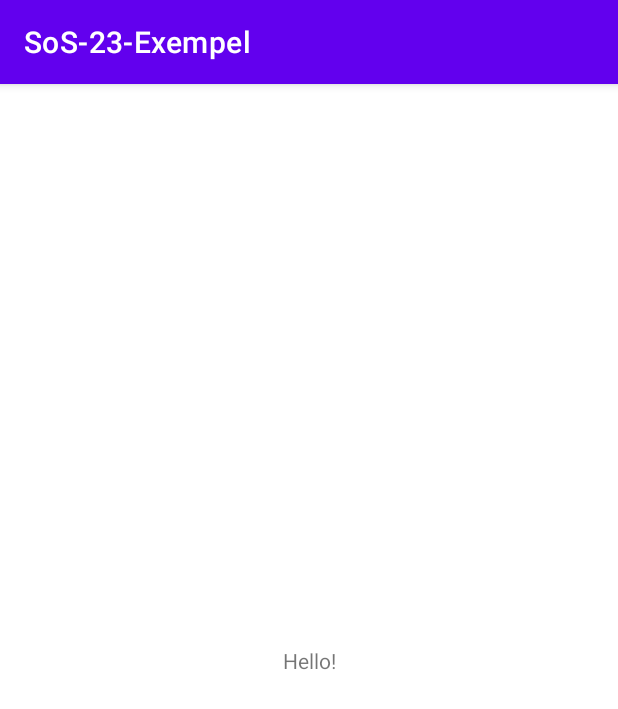
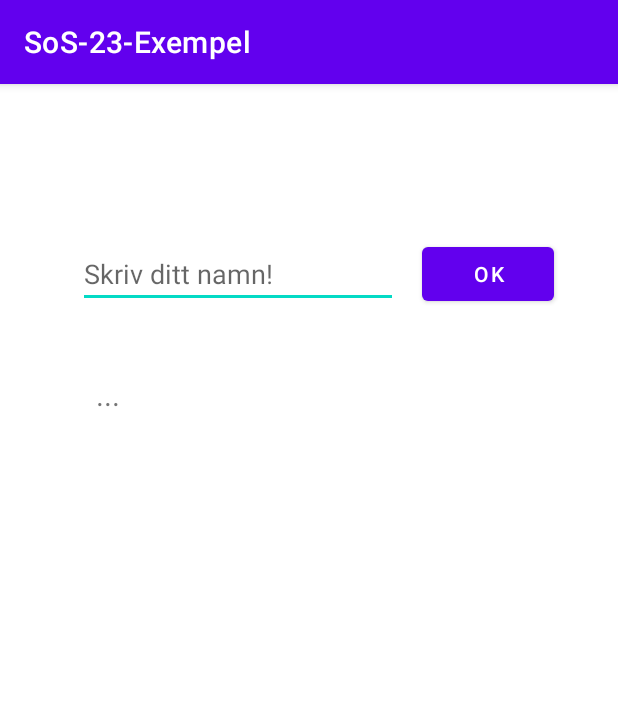
Before and after one commit to fw-23/sos23-exempel, an Android app: the screen it shows after launch (MainActivity), on a phone screen of 412 x 824 dp. Shown: the top 709 px of the screen. Run offline under Robolectric (Android 15) with nearby library versions, the phone set to English and light mode, and no system bars.

Commit message:
lektion 2 mellancommit

```diff
--- a/app/src/main/java/fi/arcada/sos_23_exempel/MainActivity.java
+++ b/app/src/main/java/fi/arcada/sos_23_exempel/MainActivity.java
@@ -3,12 +3,36 @@ package fi.arcada.sos_23_exempel;
 import androidx.appcompat.app.AppCompatActivity;
 
 import android.os.Bundle;
+import android.view.View;
+import android.widget.EditText;
+import android.widget.TextView;
 
 public class MainActivity extends AppCompatActivity {
+
+    // deklarera variabler
+    TextView outputText;
+    EditText inputText;
 
     @Override
     protected void onCreate(Bundle savedInstanceState) {
         super.onCreate(savedInstanceState);
         setContentView(R.layout.activity_main);
+
+        // Vi skapar en koppling mellan vår Java-kod och vår XML-layout
+        outputText = findViewById(R.id.outputText);
+        inputText = findViewById(R.id.editTextName);
+
+        outputText.setText("...");
+
+    }
+
+    public void buttonHandler(View view) {
+        //System.out.println("Du tryckte på knappen!");
+
+        // Vi avläser vår EditText och omvandlar till String
+        String namn = inputText.getText().toString();
+
+        outputText.setText("Hej " + namn + "!");
+
     }
 }
--- a/app/src/main/res/layout/activity_main.xml
+++ b/app/src/main/res/layout/activity_main.xml
@@ -7,12 +7,37 @@
     tools:context=".MainActivity">
 
     <TextView
+        android:id="@+id/outputText"
         android:layout_width="wrap_content"
         android:layout_height="wrap_content"
-        android:text="Hello!"
-        app:layout_constraintBottom_toBottomOf="parent"
-        app:layout_constraintEnd_toEndOf="parent"
+        android:layout_marginStart="12dp"
+        android:layout_marginTop="44dp"
+        android:text="---"
+        android:textSize="20sp"
+        app:layout_constraintStart_toStartOf="@+id/editTextName"
+        app:layout_constraintTop_toBottomOf="@+id/editTextName" />
+
+    <EditText
+        android:id="@+id/editTextName"
+        android:layout_width="wrap_content"
+        android:layout_height="wrap_content"
+        android:layout_marginStart="52dp"
+        android:layout_marginTop="104dp"
+        android:ems="10"
+        android:hint="Skriv ditt namn!"
+        android:inputType="textPersonName"
         app:layout_constraintStart_toStartOf="parent"
         app:layout_constraintTop_toTopOf="parent" />
 
+    <Button
+        android:id="@+id/button"
+        android:layout_width="wrap_content"
+        android:layout_height="wrap_content"
+        android:layout_marginStart="16dp"
+        android:onClick="buttonHandler"
+        android:text="OK"
+        app:layout_constraintBottom_toBottomOf="@+id/editTextName"
+        app:layout_constraintStart_toEndOf="@+id/editTextName"
+        app:layout_constraintTop_toTopOf="@+id/editTextName" />
+
 </androidx.constraintlayout.widget.ConstraintLayout>
```
